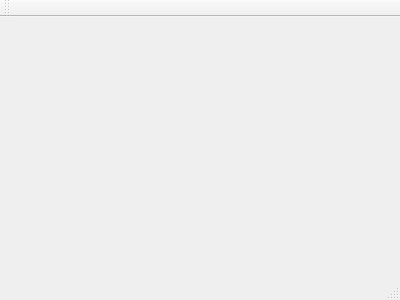
First picture: the form in image-editor/mainwindow.ui, repository scompo/image-editor, before the edit.
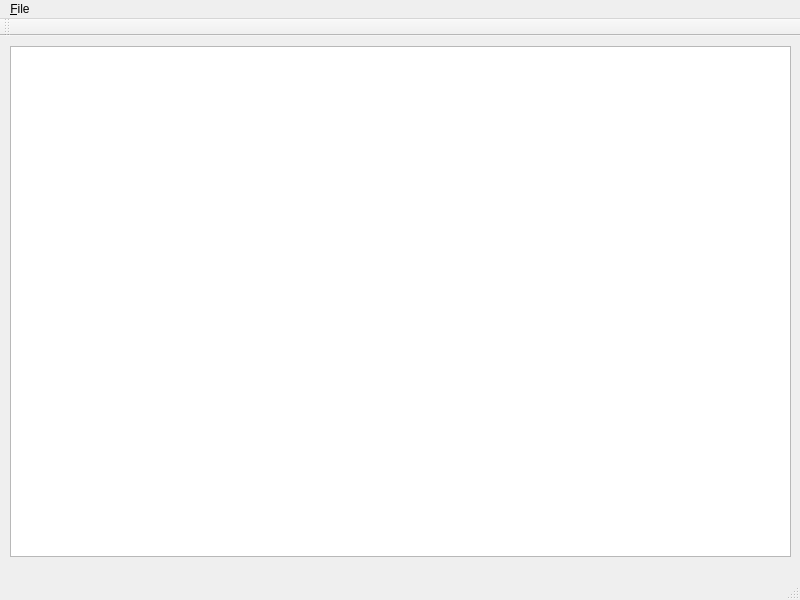
Second picture: the form after the edit.

```diff
--- a/image-editor/mainwindow.ui
+++ b/image-editor/mainwindow.ui
@@ -1,24 +1,75 @@
 <ui version="4.0">
  <class>MainWindow</class>
- <widget class="QMainWindow" name="MainWindow" >
-  <property name="geometry" >
+ <widget class="QMainWindow" name="MainWindow">
+  <property name="geometry">
    <rect>
     <x>0</x>
     <y>0</y>
-    <width>400</width>
-    <height>300</height>
+    <width>800</width>
+    <height>600</height>
    </rect>
   </property>
   <property name="windowTitle" >
    <string>MainWindow</string>
   </property>
-  <widget class="QMenuBar" name="menuBar" />
-  <widget class="QToolBar" name="mainToolBar" />
-  <widget class="QWidget" name="centralWidget" />
-  <widget class="QStatusBar" name="statusBar" />
+  <widget class="QWidget" name="centralWidget">
+   <widget class="QGraphicsView" name="graphicsView">
+    <property name="geometry">
+     <rect>
+      <x>10</x>
+      <y>10</y>
+      <width>781</width>
+      <height>511</height>
+     </rect>
+    </property>
+   </widget>
+  </widget>
+  <widget class="QMenuBar" name="menuBar">
+   <property name="geometry">
+    <rect>
+     <x>0</x>
+     <y>0</y>
+     <width>800</width>
+     <height>25</height>
+    </rect>
+   </property>
+   <widget class="QMenu" name="menu_File">
+    <property name="title">
+     <string>&amp;File</string>
+    </property>
+    <addaction name="action_Open"/>
+    <addaction name="action_Save"/>
+    <addaction name="separator"/>
+    <addaction name="action_Quit"/>
+   </widget>
+   <addaction name="menu_File"/>
+  </widget>
+  <widget class="QToolBar" name="mainToolBar">
+   <attribute name="toolBarArea">
+    <enum>TopToolBarArea</enum>
+   </attribute>
+   <attribute name="toolBarBreak">
+    <bool>false</bool>
+   </attribute>
+  </widget>
+  <widget class="QStatusBar" name="statusBar"/>
+  <action name="action_Open">
+   <property name="text">
+    <string>&amp;Open</string>
+   </property>
+  </action>
+  <action name="action_Save">
+   <property name="text">
+    <string>&amp;Save</string>
+   </property>
+  </action>
+  <action name="action_Quit">
+   <property name="text">
+    <string>&amp;Quit</string>
+   </property>
+  </action>
  </widget>
- <layoutDefault spacing="6" margin="11" />
- <pixmapfunction></pixmapfunction>
+ <layoutdefault spacing="6" margin="11"/>
  <resources/>
  <connections/>
 </ui>
```
Left out of the diff: 3 changed lines with no effect on the pictures.
